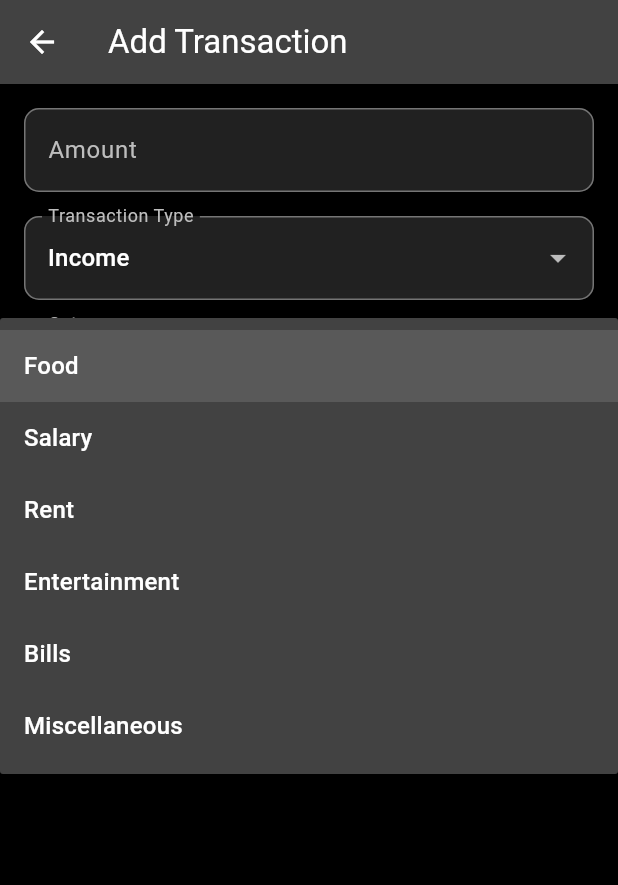
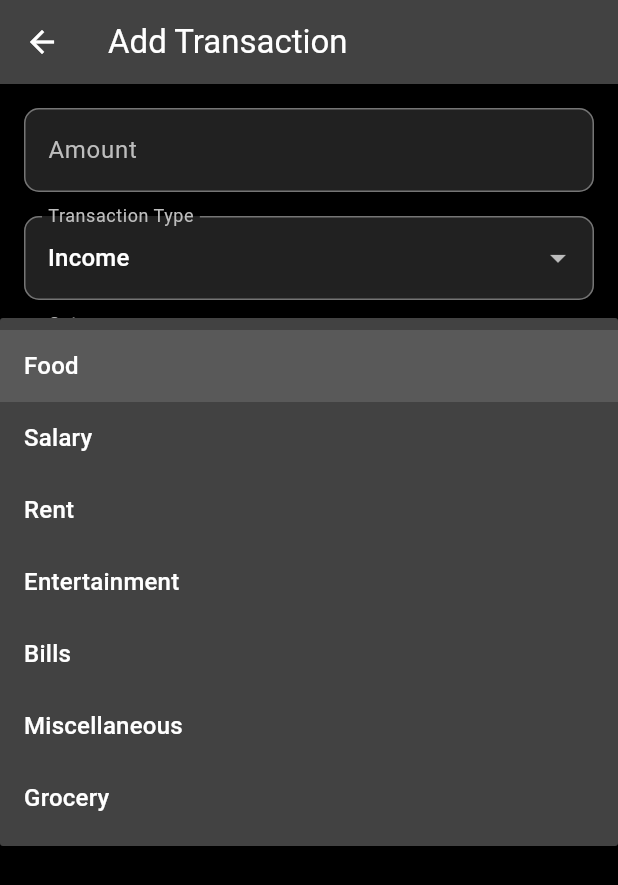
Before and after one commit to sunami09/WebGroup, a Flutter app: the AddTransactionPage screen opened directly, after a tap on "Food", on a phone screen of 412 x 824 dp. Shown: the top 885 px of the screen. Run offline on Flutter 3.47's test engine with Material 3 defaults, Android fonts, the phone set to English and light mode, and no system bars; our stand-ins replace cloud_firestore, firebase_auth, firebase_core, image_picker; missing offline and left inert: flutter_tesseract_ocr; accounts and stored records are empty.

Commit message:
OCR Patched

```diff
--- a/lib/add_transaction.dart
+++ b/lib/add_transaction.dart
@@ -26,7 +26,8 @@ class _AddTransactionPageState extends State<AddTransactionPage> {
     "Rent",
     "Entertainment",
     "Bills",
-    "Miscellaneous"
+    "Miscellaneous",
+    "Grocery" // Add "Grocery" to match prefilled data
   ];
 
   @override
@@ -37,7 +38,9 @@ class _AddTransactionPageState extends State<AddTransactionPage> {
       _amountController.text = data['amount'].toString();
       _descriptionController.text = data['description'] ?? '';
       _transactionType = data['type'] ?? "income";
-      _category = data['category'] ?? "Food";
+      _category = _categories.contains(data['category'])
+          ? data['category']
+          : _categories.first; // Default to the first category if not found
       _selectedDate = data['date'] != null
           ? (data['date'] is Timestamp
               ? (data['date'] as Timestamp).toDate()
@@ -197,8 +200,8 @@ class _AddTransactionPageState extends State<AddTransactionPage> {
                       onPressed: () => _selectDate(context),
                       style: ElevatedButton.styleFrom(
                         minimumSize: const Size(120, 40),
-                        backgroundColor: Colors.redAccent, // Button background color
-                        foregroundColor: Colors.white, // Button text color
+                        backgroundColor: Colors.redAccent,
+                        foregroundColor: Colors.white,
                       ),
                       child: const Text('Select Date'),
                     ),
@@ -210,8 +213,8 @@ class _AddTransactionPageState extends State<AddTransactionPage> {
                     onPressed: _addTransaction,
                     style: ElevatedButton.styleFrom(
                       minimumSize: const Size(150, 50),
-                      backgroundColor: Colors.red, // Set button color
-                      foregroundColor: Colors.white, // Set text color to white
+                      backgroundColor: Colors.red,
+                      foregroundColor: Colors.white,
                     ),
                     child: const Text('Add Transaction'),
                   ),
```
Also changed, not shown: lib/receiptscanner.dart (+12 -1 lines).
